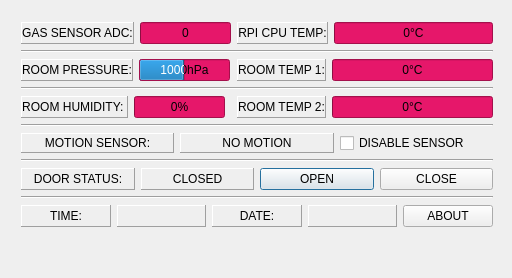
The window that dialog.ui (domazetov/smarthouse) describes before a commit, drawn with Qt 5.
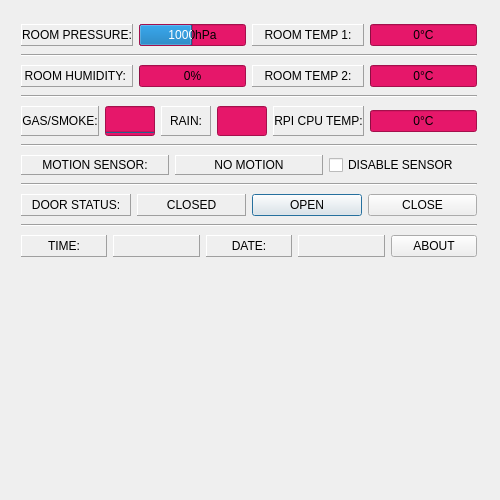
The same window after the commit.

Commit message: Added rain sensor

```diff
--- a/dialog.ui
+++ b/dialog.ui
@@ -6,8 +6,8 @@
    <rect>
     <x>0</x>
     <y>0</y>
-    <width>512</width>
-    <height>278</height>
+    <width>500</width>
+    <height>500</height>
    </rect>
   </property>
   <property name="sizePolicy">
@@ -18,129 +18,32 @@
   </property>
   <property name="minimumSize">
    <size>
-    <width>512</width>
+    <width>500</width>
     <height>278</height>
    </size>
   </property>
   <property name="maximumSize">
    <size>
-    <width>512</width>
-    <height>278</height>
+    <width>500</width>
+    <height>500</height>
    </size>
   </property>
   <property name="windowTitle">
    <string>Dialog</string>
   </property>
-  <widget class="QWidget" name="layoutWidget">
+  <widget class="QWidget" name="">
    <property name="geometry">
     <rect>
      <x>10</x>
      <y>11</y>
-     <width>494</width>
-     <height>257</height>
+     <width>478</width>
+     <height>260</height>
     </rect>
    </property>
-   <layout class="QFormLayout" name="formLayout">
-    <item row="0" column="0">
-     <layout class="QHBoxLayout" name="horizontalLayout_6">
-      <item>
-       <widget class="QLabel" name="label_6">
-        <property name="frameShape">
-         <enum>QFrame::Panel</enum>
-        </property>
-        <property name="frameShadow">
-         <enum>QFrame::Raised</enum>
-        </property>
-        <property name="text">
-         <string>GAS SENSOR ADC:</string>
-        </property>
-        <property name="alignment">
-         <set>Qt::AlignCenter</set>
-        </property>
-       </widget>
-      </item>
-      <item>
-       <widget class="QProgressBar" name="progressBar_6">
-        <property name="styleSheet">
-         <string notr="true">font: italic 12pt &quot;Sans Serif&quot;;
-
-background-color: #e6176a;
-</string>
-        </property>
-        <property name="minimum">
-         <number>0</number>
-        </property>
-        <property name="maximum">
-         <number>300</number>
-        </property>
-        <property name="value">
-         <number>0</number>
-        </property>
-        <property name="textVisible">
-         <bool>true</bool>
-        </property>
-        <property name="invertedAppearance">
-         <bool>false</bool>
-        </property>
-        <property name="format">
-         <string>%v</string>
-        </property>
-       </widget>
-      </item>
-     </layout>
-    </item>
-    <item row="0" column="1">
+   <layout class="QVBoxLayout" name="verticalLayout">
+    <item>
      <layout class="QHBoxLayout" name="horizontalLayout">
       <item>
-       <widget class="QLabel" name="label">
-        <property name="frameShape">
-         <enum>QFrame::Panel</enum>
-        </property>
-        <property name="frameShadow">
-         <enum>QFrame::Raised</enum>
-        </property>
-        <property name="text">
-         <string>RPI CPU TEMP:</string>
-        </property>
-        <property name="alignment">
-         <set>Qt::AlignCenter</set>
-        </property>
-       </widget>
-      </item>
-      <item>
-       <widget class="QProgressBar" name="progressBar">
-        <property name="styleSheet">
-         <string notr="true">font: italic 12pt &quot;Sans Serif&quot;;
-
-background-color: #e6176a;
-</string>
-        </property>
-        <property name="value">
-         <number>0</number>
-        </property>
-        <property name="textVisible">
-         <bool>true</bool>
-        </property>
-        <property name="invertedAppearance">
-         <bool>false</bool>
-        </property>
-        <property name="format">
-         <string>%p°C</string>
-        </property>
-       </widget>
-      </item>
-     </layout>
-    </item>
-    <item row="1" column="0" colspan="2">
-     <widget class="Line" name="line_4">
-      <property name="orientation">
-       <enum>Qt::Horizontal</enum>
-      </property>
-     </widget>
-    </item>
-    <item row="2" column="0">
-     <layout class="QHBoxLayout" name="horizontalLayout_3">
-      <item>
        <widget class="QLabel" name="label_3">
         <property name="frameShape">
          <enum>QFrame::Panel</enum>
@@ -158,6 +61,12 @@
       </item>
       <item>
        <widget class="QProgressBar" name="progressBar_3">
+        <property name="maximumSize">
+         <size>
+          <width>107</width>
+          <height>16777215</height>
+         </size>
+        </property>
         <property name="styleSheet">
          <string notr="true">font: italic 12pt &quot;Sans Serif&quot;;
 
@@ -184,10 +93,6 @@
         </property>
        </widget>
       </item>
-     </layout>
-    </item>
-    <item row="2" column="1">
-     <layout class="QHBoxLayout" name="horizontalLayout_2">
       <item>
        <widget class="QLabel" name="label_2">
         <property name="frameShape">
@@ -206,6 +111,18 @@
       </item>
       <item>
        <widget class="QProgressBar" name="progressBar_2">
+        <property name="minimumSize">
+         <size>
+          <width>107</width>
+          <height>0</height>
+         </size>
+        </property>
+        <property name="maximumSize">
+         <size>
+          <width>107</width>
+          <height>16777215</height>
+         </size>
+        </property>
         <property name="styleSheet">
          <string notr="true">font: italic 12pt &quot;Sans Serif&quot;;
 
@@ -228,15 +145,15 @@
       </item>
      </layout>
     </item>
-    <item row="3" column="0" colspan="2">
-     <widget class="Line" name="line_3">
+    <item>
+     <widget class="Line" name="line">
       <property name="orientation">
        <enum>Qt::Horizontal</enum>
       </property>
      </widget>
     </item>
-    <item row="4" column="0">
-     <layout class="QHBoxLayout" name="horizontalLayout_4">
+    <item>
+     <layout class="QHBoxLayout" name="horizontalLayout_2">
       <item>
        <widget class="QLabel" name="label_4">
         <property name="frameShape">
@@ -255,6 +172,12 @@
       </item>
       <item>
        <widget class="QProgressBar" name="progressBar_4">
+        <property name="maximumSize">
+         <size>
+          <width>107</width>
+          <height>16777215</height>
+         </size>
+        </property>
         <property name="styleSheet">
          <string notr="true">font: italic 12pt &quot;Sans Serif&quot;;
 
@@ -281,10 +204,6 @@
         </property>
        </widget>
       </item>
-     </layout>
-    </item>
-    <item row="4" column="1">
-     <layout class="QHBoxLayout" name="horizontalLayout_5">
       <item>
        <widget class="QLabel" name="label_5">
         <property name="frameShape">
@@ -303,6 +222,12 @@
       </item>
       <item>
        <widget class="QProgressBar" name="progressBar_5">
+        <property name="maximumSize">
+         <size>
+          <width>107</width>
+          <height>16777215</height>
+         </size>
+        </property>
         <property name="styleSheet">
          <string notr="true">font: italic 12pt &quot;Sans Serif&quot;;
 
@@ -325,20 +250,190 @@
       </item>
      </layout>
     </item>
-    <item row="5" column="0" colspan="2">
+    <item>
      <widget class="Line" name="line_2">
-      <property name="maximumSize">
-       <size>
-        <width>16777215</width>
-        <height>3</height>
-       </size>
+      <property name="orientation">
+       <enum>Qt::Horizontal</enum>
       </property>
+     </widget>
+    </item>
+    <item>
+     <layout class="QHBoxLayout" name="horizontalLayout_3">
+      <item>
+       <widget class="QLabel" name="label_6">
+        <property name="frameShape">
+         <enum>QFrame::Panel</enum>
+        </property>
+        <property name="frameShadow">
+         <enum>QFrame::Raised</enum>
+        </property>
+        <property name="text">
+         <string>GAS/SMOKE:</string>
+        </property>
+        <property name="alignment">
+         <set>Qt::AlignCenter</set>
+        </property>
+       </widget>
+      </item>
+      <item>
+       <widget class="QProgressBar" name="progressBar_6">
+        <property name="sizePolicy">
+         <sizepolicy hsizetype="Fixed" vsizetype="Fixed">
+          <horstretch>0</horstretch>
+          <verstretch>0</verstretch>
+         </sizepolicy>
+        </property>
+        <property name="maximumSize">
+         <size>
+          <width>150</width>
+          <height>30</height>
+         </size>
+        </property>
+        <property name="styleSheet">
+         <string notr="true">font: italic 12pt &quot;Sans Serif&quot;;
+
+background-color: #e6176a;
+</string>
+        </property>
+        <property name="minimum">
+         <number>0</number>
+        </property>
+        <property name="maximum">
+         <number>255</number>
+        </property>
+        <property name="value">
+         <number>0</number>
+        </property>
+        <property name="textVisible">
+         <bool>false</bool>
+        </property>
+        <property name="orientation">
+         <enum>Qt::Vertical</enum>
+        </property>
+        <property name="invertedAppearance">
+         <bool>false</bool>
+        </property>
+        <property name="format">
+         <string>%v</string>
+        </property>
+       </widget>
+      </item>
+      <item>
+       <widget class="QLabel" name="label_15">
+        <property name="frameShape">
+         <enum>QFrame::Panel</enum>
+        </property>
+        <property name="frameShadow">
+         <enum>QFrame::Raised</enum>
+        </property>
+        <property name="text">
+         <string>RAIN:</string>
+        </property>
+        <property name="alignment">
+         <set>Qt::AlignCenter</set>
+        </property>
+       </widget>
+      </item>
+      <item>
+       <widget class="QProgressBar" name="progressBar_7">
+        <property name="enabled">
+         <bool>true</bool>
+        </property>
+        <property name="sizePolicy">
+         <sizepolicy hsizetype="Fixed" vsizetype="Minimum">
+          <horstretch>0</horstretch>
+          <verstretch>0</verstretch>
+         </sizepolicy>
+        </property>
+        <property name="maximumSize">
+         <size>
+          <width>100</width>
+          <height>30</height>
+         </size>
+        </property>
+        <property name="styleSheet">
+         <string notr="true">font: italic 12pt &quot;Sans Serif&quot;;
+
+background-color: #e6176a;
+</string>
+        </property>
+        <property name="minimum">
+         <number>0</number>
+        </property>
+        <property name="maximum">
+         <number>255</number>
+        </property>
+        <property name="value">
+         <number>0</number>
+        </property>
+        <property name="textVisible">
+         <bool>false</bool>
+        </property>
+        <property name="orientation">
+         <enum>Qt::Vertical</enum>
+        </property>
+        <property name="invertedAppearance">
+         <bool>true</bool>
+        </property>
+        <property name="format">
+         <string>%v</string>
+        </property>
+       </widget>
+      </item>
+      <item>
+       <widget class="QLabel" name="label">
+        <property name="frameShape">
+         <enum>QFrame::Panel</enum>
+        </property>
+        <property name="frameShadow">
+         <enum>QFrame::Raised</enum>
+        </property>
+        <property name="text">
+         <string>RPI CPU TEMP:</string>
+        </property>
+        <property name="alignment">
+         <set>Qt::AlignCenter</set>
+        </property>
+       </widget>
+      </item>
+      <item>
+       <widget class="QProgressBar" name="progressBar">
+        <property name="maximumSize">
+         <size>
+          <width>107</width>
+          <height>16777215</height>
+         </size>
+        </property>
+        <property name="styleSheet">
+         <string notr="true">font: italic 12pt &quot;Sans Serif&quot;;
+
+background-color: #e6176a;
+</string>
+        </property>
+        <property name="value">
+         <number>0</number>
+        </property>
+        <property name="textVisible">
+         <bool>true</bool>
+        </property>
+        <property name="invertedAppearance">
+         <bool>false</bool>
+        </property>
+        <property name="format">
+         <string>%p°C</string>
+        </property>
+       </widget>
+      </item>
+     </layout>
+    </item>
+    <item>
+     <widget class="Line" name="line_3">
       <property name="orientation">
        <enum>Qt::Horizontal</enum>
       </property>
      </widget>
     </item>
-    <item row="6" column="0" colspan="2">
+    <item>
      <layout class="QHBoxLayout" name="horizontalLayout_7">
       <item>
        <widget class="QLabel" name="label_8">
@@ -381,14 +476,14 @@
       </item>
      </layout>
     </item>
-    <item row="7" column="0" colspan="2">
-     <widget class="Line" name="line">
+    <item>
+     <widget class="Line" name="line_5">
       <property name="orientation">
        <enum>Qt::Horizontal</enum>
       </property>
      </widget>
     </item>
-    <item row="8" column="0" colspan="2">
+    <item>
      <layout class="QHBoxLayout" name="horizontalLayout_8">
       <item>
        <widget class="QLabel" name="label_9">
@@ -438,14 +533,14 @@
       </item>
      </layout>
     </item>
-    <item row="9" column="0" colspan="2">
-     <widget class="Line" name="line_5">
+    <item>
+     <widget class="Line" name="line_6">
       <property name="orientation">
        <enum>Qt::Horizontal</enum>
       </property>
      </widget>
     </item>
-    <item row="10" column="0" colspan="2">
+    <item>
      <layout class="QHBoxLayout" name="horizontalLayout_9">
       <item>
        <widget class="QLabel" name="label_11">
```
The commit also changes 6 other files.
